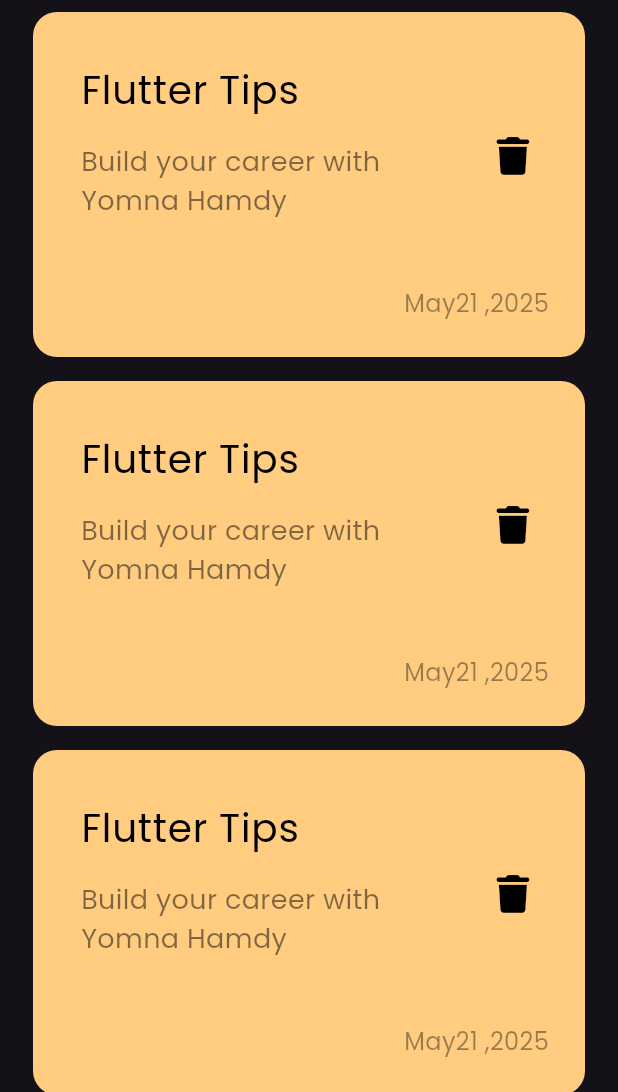
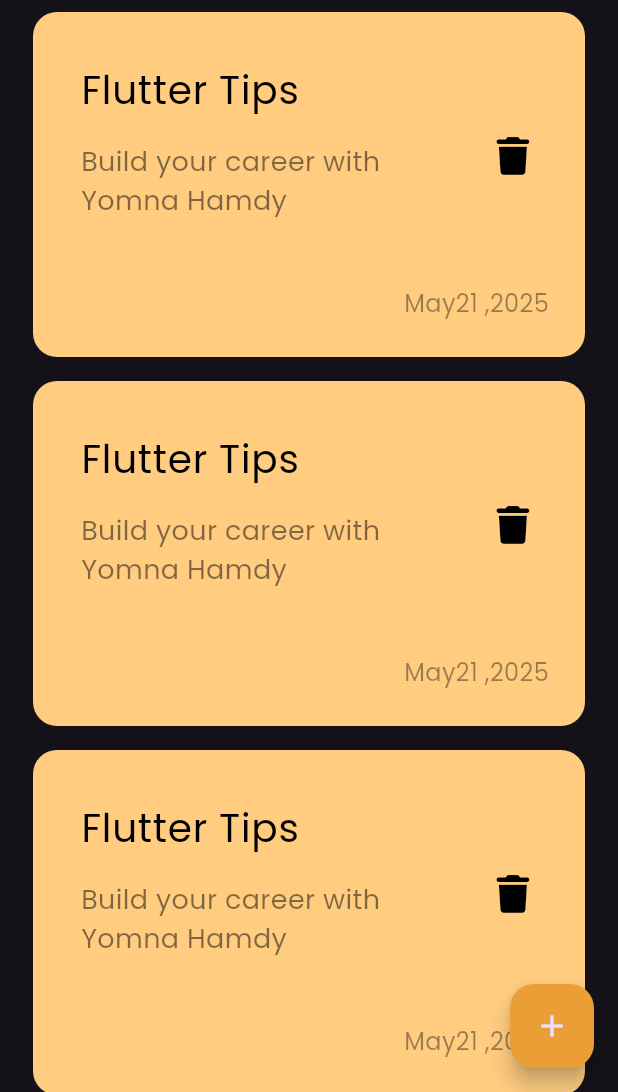
Before and after one commit to yomnaahmed134/notes_app, a Flutter app: the screen it shows after launch, on a phone screen of 412 x 824 dp, the part 144-1236 px from its top. Run offline on Flutter 3.47's test engine with Material 3 defaults, Android fonts, the phone set to English and light mode, and no system bars; our stand-ins replace font_awesome_flutter.

Commit message:
create floating action button

```diff
--- a/lib/main.dart
+++ b/lib/main.dart
@@ -1,6 +1,6 @@
 import 'package:flutter/material.dart';
 import 'package:notes_app/views/notes_view.dart';
-import 'package:notes_app/views/widgets/custom_note_item.dart';
+// import 'package:notes_app/views/widgets/custom_note_item.dart';
 
 void main() {
   runApp(const NotesApp());
--- a/lib/views/notes_view.dart
+++ b/lib/views/notes_view.dart
@@ -6,8 +6,13 @@ class NotesView extends StatelessWidget {
 
   @override
   Widget build(BuildContext context) {
-    return const Scaffold(
-      body: NotesViewBody(),
+    return Scaffold(
+      floatingActionButton: FloatingActionButton(
+        onPressed: () {},
+        backgroundColor: const Color.fromARGB(255, 236, 158, 54),
+        child: Icon(Icons.add),
+      ),
+      body: const NotesViewBody(),
     );
   }
 }
--- a/lib/views/widgets/notes_view_body.dart
+++ b/lib/views/widgets/notes_view_body.dart
@@ -1,6 +1,6 @@
 import 'package:flutter/material.dart';
 import 'package:notes_app/views/widgets/custom_appBar.dart';
-import 'package:notes_app/views/widgets/custom_note_item.dart';
+// import 'package:notes_app/views/widgets/custom_note_item.dart';
 import 'package:notes_app/views/widgets/notes_list_view.dart';
 
 class NotesViewBody extends StatelessWidget {
```
